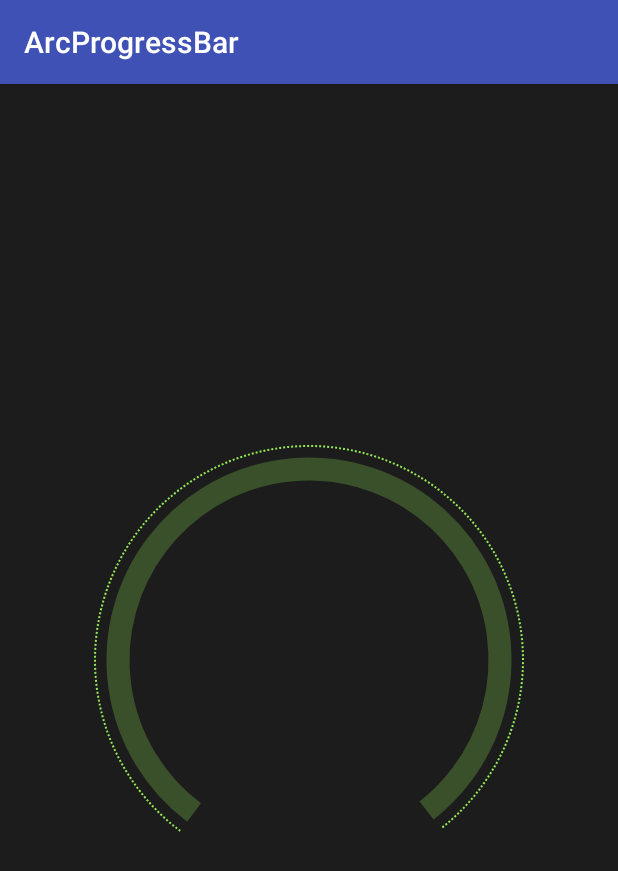
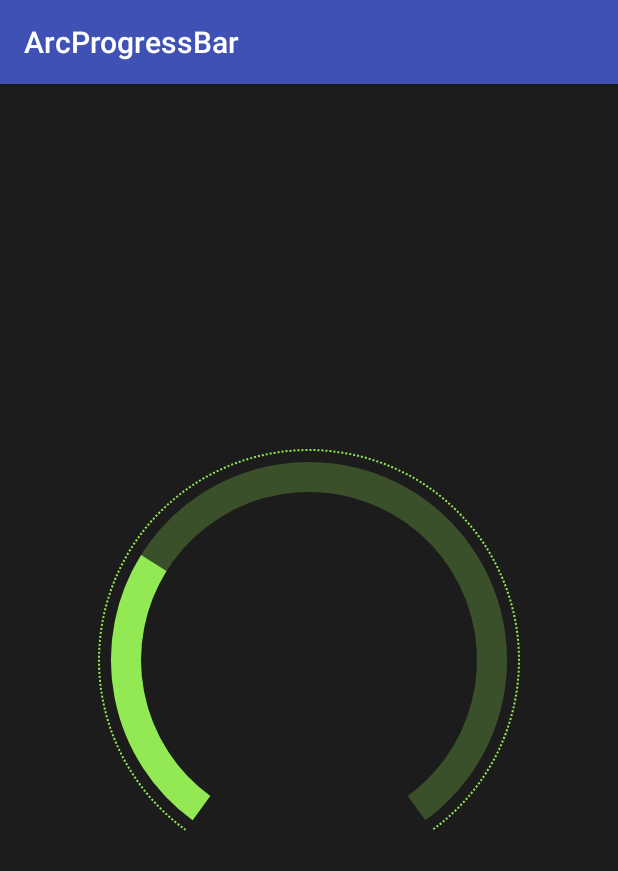
Before and after one commit to ShinChven/ArcProgressBar, an Android app: the screen it shows after launch (MainActivity), on a phone screen of 412 x 824 dp. Shown: the top 871 px of the screen. Run offline under Robolectric (Android 15) with nearby library versions, the phone set to English and light mode, and no system bars.

Commit message:
inner arc and progress arc finished

```diff
--- a/ArcProgressBarLib/src/main/java/com/github/ShinChven/ArcProgressBar/ArcProgressBar.java
+++ b/ArcProgressBarLib/src/main/java/com/github/ShinChven/ArcProgressBar/ArcProgressBar.java
@@ -128,9 +128,36 @@ public class ArcProgressBar extends View {
 
         this.mInnerRadius = radius - mArcProgressBarInnerRingSize;
         drawInnerArcBackground(canvas);
+        drawProgress(canvas);
 
 
+    }
 
+    private void drawProgress(Canvas canvas) {
+        // 设置画笔元素
+        Paint paint = new Paint();
+        // 开抗锯齿
+        paint.setAntiAlias(true);
+        // 设置样式为线条
+        paint.setStyle(Paint.Style.STROKE);
+        // 设置线条色
+        paint.setColor(mArcProgressBarColor);
+        // 设置线条宽度
+        paint.setStrokeWidth(mArcProgressBarLineWidth);
+
+        // 创建弧形位置属性
+        RectF oval = new RectF();
+        // 计算弧形居中
+        oval.set(mX / 2 - mInnerRadius, mY / 2 - mInnerRadius, mX / 2 + mInnerRadius, mY / 2 + mInnerRadius);
+        // 画弧形
+        int progressAngle = mArcProgressBarAngle;
+
+        float percent = ((float) mArcProgressBarProgress) / ((float) mArcProgressBarMaxProgress);
+        if (percent < 1) {
+            progressAngle = (int) (mArcProgressBarAngle * percent);
+        }
+
+        canvas.drawArc(oval, mStartAngle, progressAngle, false, paint);
     }
 
     private void drawInnerArcBackground(Canvas canvas) {
--- a/app/src/main/res/layout/activity_main.xml
+++ b/app/src/main/res/layout/activity_main.xml
@@ -15,12 +15,12 @@
             android:layout_width="300dp"
             android:layout_height="300dp"
             android:layout_centerInParent="true"
-            app:arcProgressBarAngle="285"
+            app:arcProgressBarAngle="288"
             app:arcProgressBarMaxProgress="100"
-            app:arcProgressBarProgress="50"
-            app:arcProgressBarLineWidth="15dp"
+            app:arcProgressBarProgress="30"
+            app:arcProgressBarLineWidth="20dp"
             app:arcProgressBarDottedSize="1.5dp"
-            app:arcProgressBarInnerRingSize="15dp"
+            app:arcProgressBarInnerRingSize="18dp"
     />
 
 
```
